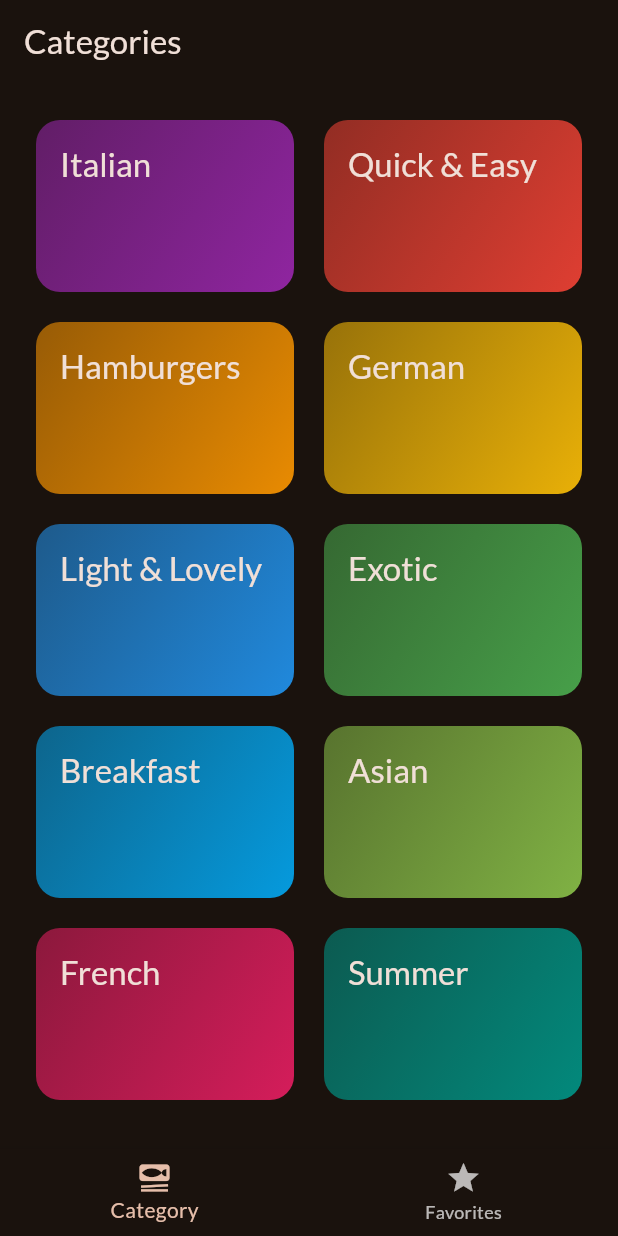
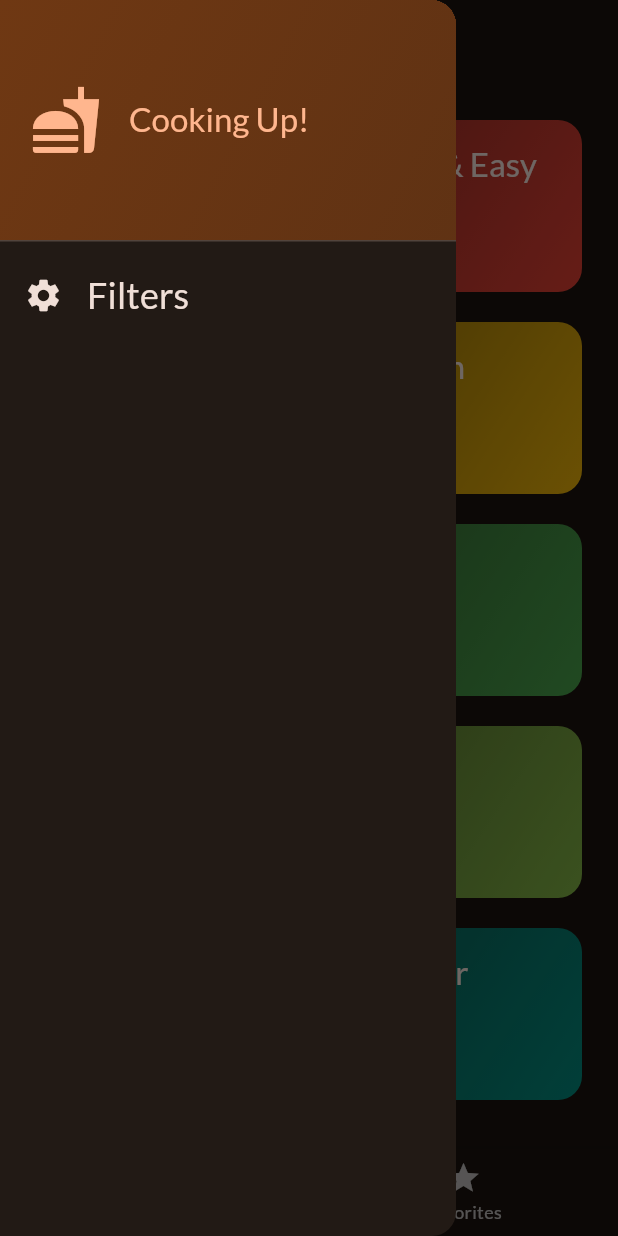
Before and after one commit to mjaliz/meals, a Flutter app: the screen it shows after launch, with the side drawer open (before the commit the screen has no drawer), on a phone screen of 412 x 824 dp. Run offline on Flutter 3.47's test engine with Material 3 defaults, Android fonts, the phone set to English and light mode, and no system bars; our stand-ins replace google_fonts, transparent_image.

Commit message:
018 Adding a side drawer

```diff
--- a/lib/screens/tabs.dart
+++ b/lib/screens/tabs.dart
@@ -3,6 +3,7 @@ import 'package:flutter/material.dart';
 import 'package:meals/models/meal.dart';
 import 'package:meals/screens/categories.dart';
 import 'package:meals/screens/meals.dart';
+import 'package:meals/widgets/main_drawer.dart';
 
 class TabsScreen extends StatefulWidget {
   const TabsScreen({super.key});
@@ -17,12 +18,27 @@ class _TabsScreenState extends State<TabsScreen> {
   int _selectedPageIndex = 0;
   final List<Meal> _favoriteMeals = [];
 
+  void _showInfoMessage(String message) {
+    ScaffoldMessenger.of(context).clearSnackBars();
+    ScaffoldMessenger.of(context).showSnackBar(
+      SnackBar(
+        content: Text(message),
+      ),
+    );
+  }
+
   void _toggleMealFavoritesStatus(Meal meal) {
     final isExisting = _favoriteMeals.contains(meal);
     if (isExisting) {
-      _favoriteMeals.remove(meal);
+      setState(() {
+        _favoriteMeals.remove(meal);
+      });
+      _showInfoMessage("Meal is no longer a favorite");
     } else {
-      _favoriteMeals.add(meal);
+      setState(() {
+        _favoriteMeals.add(meal);
+      });
+      _showInfoMessage("Marked as favorite");
     }
   }
 
@@ -40,7 +56,7 @@ class _TabsScreenState extends State<TabsScreen> {
     var activePageTitle = 'Categories';
     if (_selectedPageIndex == 1) {
       activePage = MealsScreen(
-        meals: [],
+        meals: _favoriteMeals,
         onToggleFavorite: _toggleMealFavoritesStatus,
       );
       activePageTitle = "Your Favorites";
@@ -49,6 +65,7 @@ class _TabsScreenState extends State<TabsScreen> {
       appBar: AppBar(
         title: Text(activePageTitle),
       ),
+      drawer: const MainDrawer(),
       body: activePage,
       bottomNavigationBar: BottomNavigationBar(
         onTap: _selectPage,
--- /dev/null
+++ b/lib/widgets/main_drawer.dart
@@ -0,0 +1,64 @@
+import 'package:flutter/cupertino.dart';
+import 'package:flutter/material.dart';
+
+class MainDrawer extends StatelessWidget {
+  const MainDrawer({super.key});
+
+  @override
+  Widget build(BuildContext context) {
+    return Drawer(
+      child: Column(
+        children: [
+          DrawerHeader(
+            padding: const EdgeInsets.all(20),
+            decoration: BoxDecoration(
+              gradient: LinearGradient(
+                colors: [
+                  Theme.of(context).colorScheme.primaryContainer,
+                  Theme.of(context)
+                      .colorScheme
+                      .primaryContainer
+                      .withOpacity(0.8),
+                ],
+                begin: Alignment.topLeft,
+                end: Alignment.bottomRight,
+              ),
+            ),
+            child: Row(
+              children: [
+                Icon(
+                  Icons.fastfood,
+                  size: 48,
+                  color: Theme.of(context).colorScheme.primary,
+                ),
+                const SizedBox(
+                  width: 18,
+                ),
+                Text(
+                  'Cooking Up!',
+                  style: Theme.of(context).textTheme.titleLarge!.copyWith(
+                        color: Theme.of(context).colorScheme.primary,
+                      ),
+                )
+              ],
+            ),
+          ),
+          ListTile(
+            leading: Icon(
+              Icons.settings,
+              size: 26,
+              color: Theme.of(context).colorScheme.onBackground,
+            ),
+            title: Text(
+              "Filters",
+              style: Theme.of(context).textTheme.titleSmall!.copyWith(
+                  color: Theme.of(context).colorScheme.onBackground,
+                  fontSize: 24),
+            ),
+            onTap: () {},
+          )
+        ],
+      ),
+    );
+  }
+}
```
